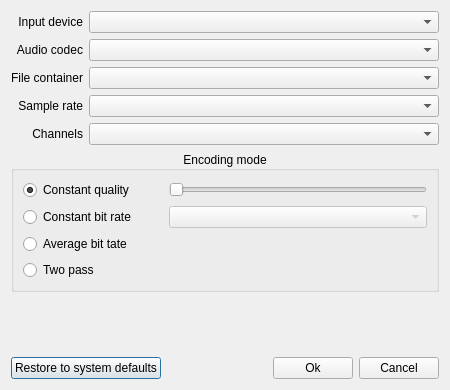
Above: src/voicechat/GuiRecordVoiceMessageSettings.ui from Stkai/BeeBEEP before the change. Below: the same form after it.
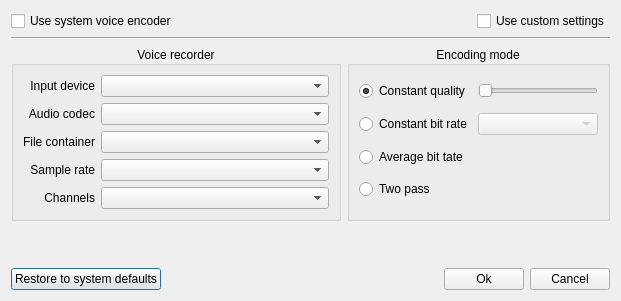
That is the form after the change.

Commit message: Voice messages are now saved in wave format to maintain compatibility with all operating systems. The user will have the possibility (if his operating system allows it) to activate the voice encoder and save the data in mp3 (.mka file), with the Opus library (.webm file) and with the Speex library (.ogg file ). Even if the wave format is not compressed, I am thinking of a compression during the transfer via zlib to significantly decrease bandwidth consumption.

What changed in the file:
```diff
--- a/src/voicechat/GuiRecordVoiceMessageSettings.ui
+++ b/src/voicechat/GuiRecordVoiceMessageSettings.ui
@@ -6,12 +6,56 @@
    <rect>
     <x>0</x>
     <y>0</y>
-    <width>450</width>
-    <height>390</height>
+    <width>621</width>
+    <height>301</height>
    </rect>
   </property>
-  <layout class="QGridLayout" name="gridLayout_3">
-   <item row="1" column="0">
+  <layout class="QGridLayout" name="mp_customLayout1">
+   <item row="1" column="0" colspan="2">
+    <widget class="Line" name="line">
+     <property name="sizePolicy">
+      <sizepolicy hsizetype="Expanding" vsizetype="Fixed">
+       <horstretch>0</horstretch>
+       <verstretch>0</verstretch>
+      </sizepolicy>
+     </property>
+     <property name="orientation">
+      <enum>Qt::Horizontal</enum>
+     </property>
+    </widget>
+   </item>
+   <item row="0" column="0" colspan="2">
+    <layout class="QHBoxLayout" name="horizontalLayout_2">
+     <item>
+      <widget class="QCheckBox" name="mp_cbUseSystemEncoder">
+       <property name="text">
+        <string>Use system voice encoder</string>
+       </property>
+      </widget>
+     </item>
+     <item>
+      <spacer name="horizontalSpacer_5">
+       <property name="orientation">
+        <enum>Qt::Horizontal</enum>
+       </property>
+       <property name="sizeHint" stdset="0">
+        <size>
+         <width>40</width>
+         <height>20</height>
+        </size>
+       </property>
+      </spacer>
+     </item>
+     <item>
+      <widget class="QCheckBox" name="mp_cbUseCustomSettings">
+       <property name="text">
+        <string>Use custom settings</string>
+       </property>
+      </widget>
+     </item>
+    </layout>
+   </item>
+   <item row="2" column="1">
     <widget class="QGroupBox" name="mp_gbEncodingMode">
      <property name="title">
       <string>Encoding mode</string>
@@ -56,12 +100,6 @@
       </item>
       <item row="0" column="0">
        <widget class="QRadioButton" name="mp_rbConstantQuality">
-        <property name="minimumSize">
-         <size>
-          <width>140</width>
-          <height>0</height>
-         </size>
-        </property>
         <property name="text">
          <string>Constant quality</string>
         </property>
@@ -106,7 +144,7 @@
      </layout>
     </widget>
    </item>
-   <item row="2" column="0">
+   <item row="3" column="0" colspan="2">
     <spacer name="verticalSpacer">
      <property name="orientation">
       <enum>Qt::Vertical</enum>
@@ -119,7 +157,61 @@
      </property>
     </spacer>
    </item>
-   <item row="0" column="0">
+   <item row="6" column="0" colspan="2">
+    <layout class="QHBoxLayout" name="horizontalLayout">
+     <item>
+      <widget class="QPushButton" name="mp_pbReset">
+       <property name="text">
+        <string>Restore to system defaults</string>
+       </property>
+      </widget>
+     </item>
+     <item>
+      <spacer name="horizontalSpacer_3">
+       <property name="orientation">
+        <enum>Qt::Horizontal</enum>
+       </property>
+       <property name="sizeHint" stdset="0">
+        <size>
+         <width>40</width>
+         <height>20</height>
+        </size>
+       </property>
+      </spacer>
+     </item>
+     <item>
+      <widget class="QPushButton" name="mp_pbOk">
+       <property name="text">
+        <string>Ok</string>
+       </property>
+      </widget>
+     </item>
+     <item>
+      <widget class="QPushButton" name="mp_pbCancel">
+       <property name="text">
+        <string>Cancel</string>
+       </property>
+      </widget>
+     </item>
+    </layout>
+   </item>
+   <item row="2" column="0">
+    <widget class="QGroupBox" name="mp_gbVoiceRecorder">
+     <property name="minimumSize">
+      <size>
+       <width>330</width>
+       <height>0</height>
+      </size>
+     </property>
+     <property name="title">
+      <string>Voice recorder</string>
+     </property>
+     <property name="alignment">
+      <set>Qt::AlignCenter</set>
+     </property>
+     <property name="checkable">
+      <bool>false</bool>
+     </property>
     <layout class="QGridLayout" name="gridLayout_2">
      <item row="0" column="0">
       <widget class="QLabel" name="mp_lInputDevice">
@@ -222,44 +314,7 @@
       </widget>
      </item>
     </layout>
-   </item>
-   <item row="3" column="0">
-    <layout class="QHBoxLayout" name="horizontalLayout">
-     <item>
-      <widget class="QPushButton" name="mp_pbReset">
-       <property name="text">
-        <string>Restore to system defaults</string>
-       </property>
-      </widget>
-     </item>
-     <item>
-      <spacer name="horizontalSpacer_3">
-       <property name="orientation">
-        <enum>Qt::Horizontal</enum>
-       </property>
-       <property name="sizeHint" stdset="0">
-        <size>
-         <width>40</width>
-         <height>20</height>
-        </size>
-       </property>
-      </spacer>
-     </item>
-     <item>
-      <widget class="QPushButton" name="mp_pbOk">
-       <property name="text">
-        <string>Ok</string>
-       </property>
-      </widget>
-     </item>
-     <item>
-      <widget class="QPushButton" name="mp_pbCancel">
-       <property name="text">
-        <string>Cancel</string>
-       </property>
-      </widget>
-     </item>
-    </layout>
+    </widget>
    </item>
   </layout>
  </widget>
```
Left out of the diff: 2 changed lines with no effect on the pictures. Lines whose indentation alone changed are shown as unchanged. The commit also changes 10 other files.
